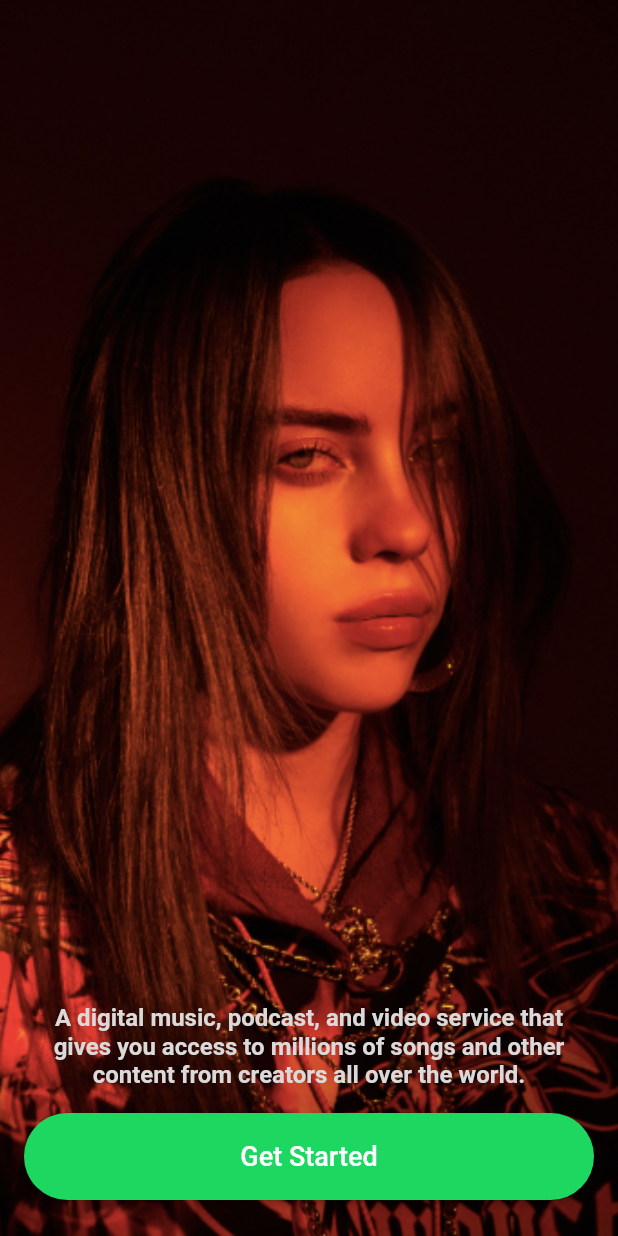
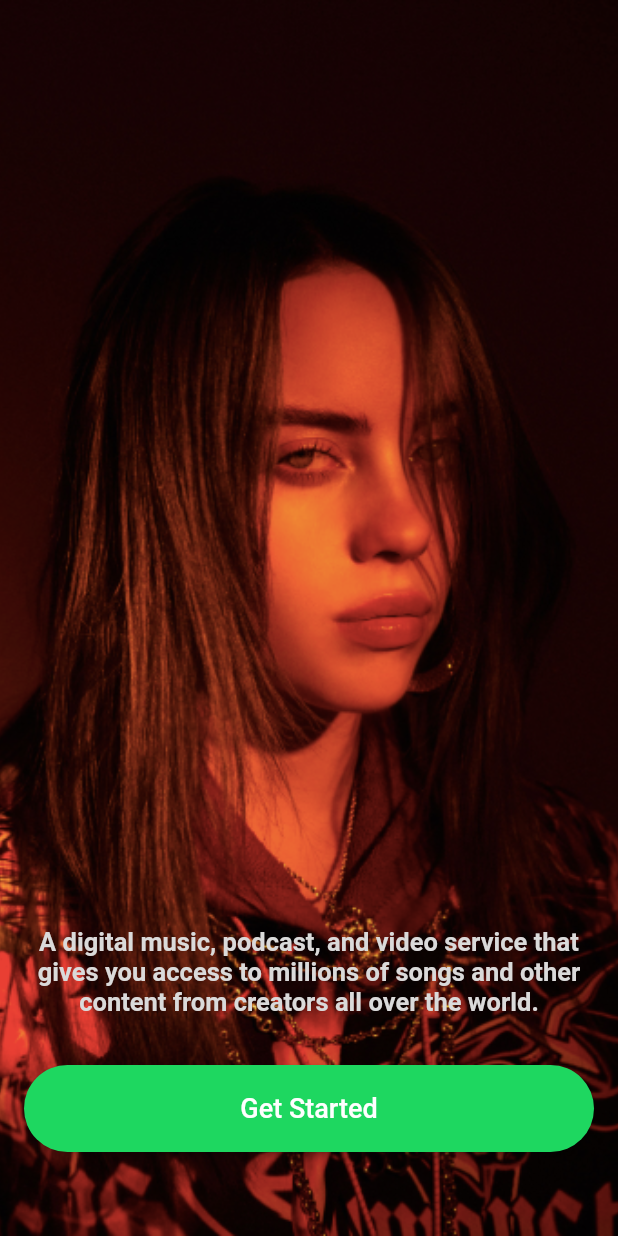
Before and after one commit to Faiz-rhm/Flutter-Spotify, a Flutter app: the screen it shows after launch, on a phone screen of 412 x 824 dp. Run offline on Flutter 3.47's test engine with Material 2 defaults, Android fonts, the phone set to English and light mode, and no system bars.

```diff
--- a/lib/view/get_started_page.dart
+++ b/lib/view/get_started_page.dart
@@ -15,17 +15,16 @@ class GetStartedPage extends StatelessWidget {
             image: AssetImage('assets/images/getStarted.png'),
             fit: BoxFit.cover
           ),
-
         ),
         child: Column(
           mainAxisAlignment: MainAxisAlignment.end,
           crossAxisAlignment: CrossAxisAlignment.stretch,
           children: [
             Text('A digital music, podcast, and video service that gives you access to millions of songs and other content from creators all over the world.',
-              style: TextStyle(color: ColorConstants.starterWhite, fontSize: 16, fontWeight: FontWeight.w600, ),
+              style: TextStyle(color: ColorConstants.starterWhite, fontSize: 17, fontWeight: FontWeight.w600, ),
               textAlign: TextAlign.center,
             ),
-            const SizedBox(height: 16,),
+            const SizedBox(height: 32,),
             MaterialButton(
               shape: RoundedRectangleBorder(borderRadius: BorderRadius.circular(31)),
               height: 58,
@@ -33,6 +32,7 @@ class GetStartedPage extends StatelessWidget {
               onPressed: () => Navigator.push(context, MaterialPageRoute(builder: (context) => const LoginPage())),
               child: const Text('Get Started', style: TextStyle(color: Colors.white, fontSize: 18),) ,
             ),
+            const SizedBox(height: 32,)
           ],
         ),
       ),
```
